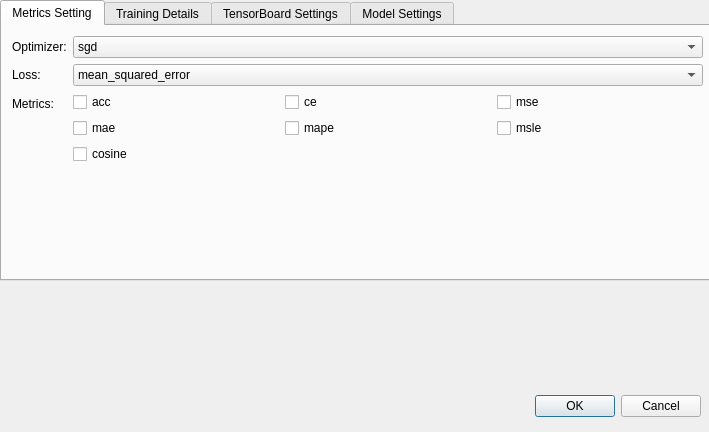
Old version of the form app/trainconfigurationdialog.ui in the repository kelvin34501/alchimia_repo.
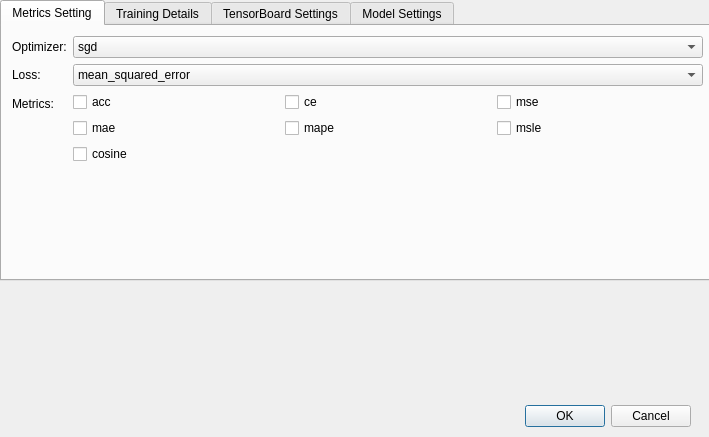
New version of the form.

```diff
--- a/app/trainconfigurationdialog.ui
+++ b/app/trainconfigurationdialog.ui
@@ -7,7 +7,7 @@
     <x>0</x>
     <y>0</y>
     <width>709</width>
-    <height>432</height>
+    <height>437</height>
    </rect>
   </property>
   <property name="windowTitle">
@@ -16,8 +16,8 @@
   <widget class="QDialogButtonBox" name="buttonBox">
    <property name="geometry">
     <rect>
-     <x>360</x>
-     <y>390</y>
+     <x>350</x>
+     <y>400</y>
      <width>341</width>
      <height>32</height>
     </rect>
```
Left out of the diff: 15 changed lines with no effect on the pictures.
